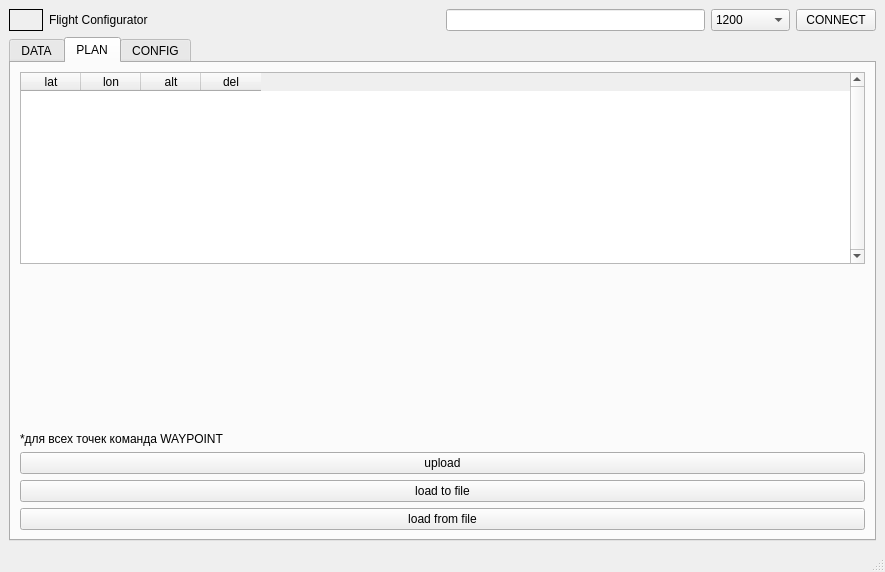
First picture: the form in FlightConfigurator_v1/src/mainwindow.ui, repository CrucianFrik/FlightConfigurator, before the edit.
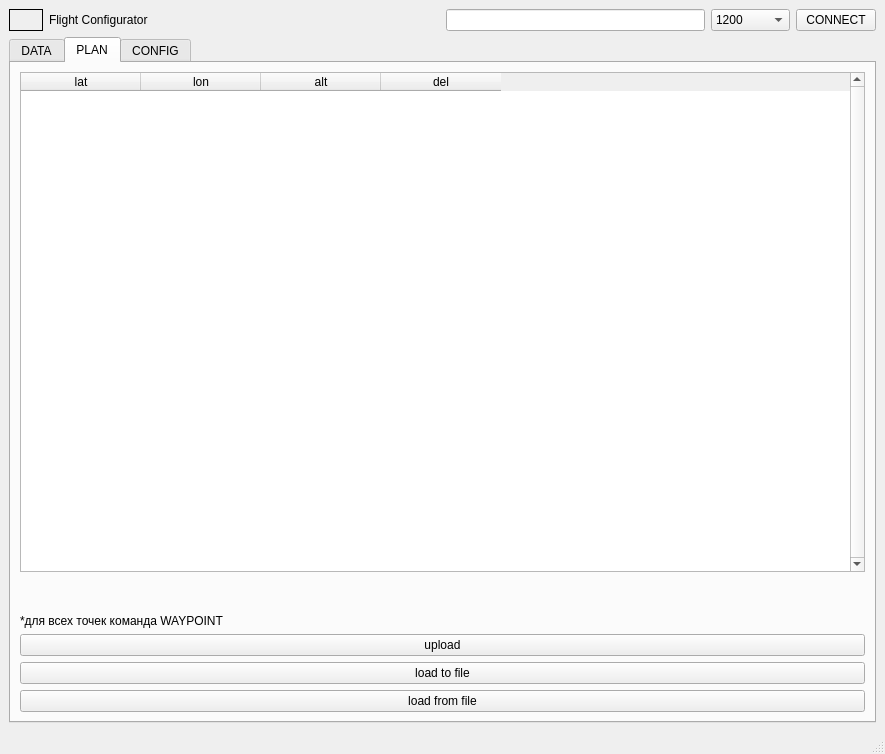
Second picture: the form after the edit. Icons and pictures are not drawn. Custom widgets are drawn as their Qt base class.

```diff
--- a/FlightConfigurator_v1/src/mainwindow.ui
+++ b/FlightConfigurator_v1/src/mainwindow.ui
@@ -7,7 +7,7 @@
     <x>0</x>
     <y>0</y>
     <width>885</width>
-    <height>572</height>
+    <height>754</height>
    </rect>
   </property>
   <property name="sizePolicy">
@@ -366,8 +366,8 @@
                 </property>
                 <property name="minimumSize">
                  <size>
-                  <width>0</width>
-                  <height>0</height>
+                  <width>500</width>
+                  <height>500</height>
                  </size>
                 </property>
                 <property name="verticalScrollBarPolicy">
@@ -380,7 +380,10 @@
                  <number>0</number>
                 </property>
                 <attribute name="horizontalHeaderDefaultSectionSize">
-                 <number>60</number>
+                 <number>120</number>
+                </attribute>
+                <attribute name="verticalHeaderCascadingSectionResizes">
+                 <bool>true</bool>
                 </attribute>
                 <attribute name="verticalHeaderDefaultSectionSize">
                  <number>30</number>
```
Left out of the diff: 3 changed lines with no effect on the pictures.
